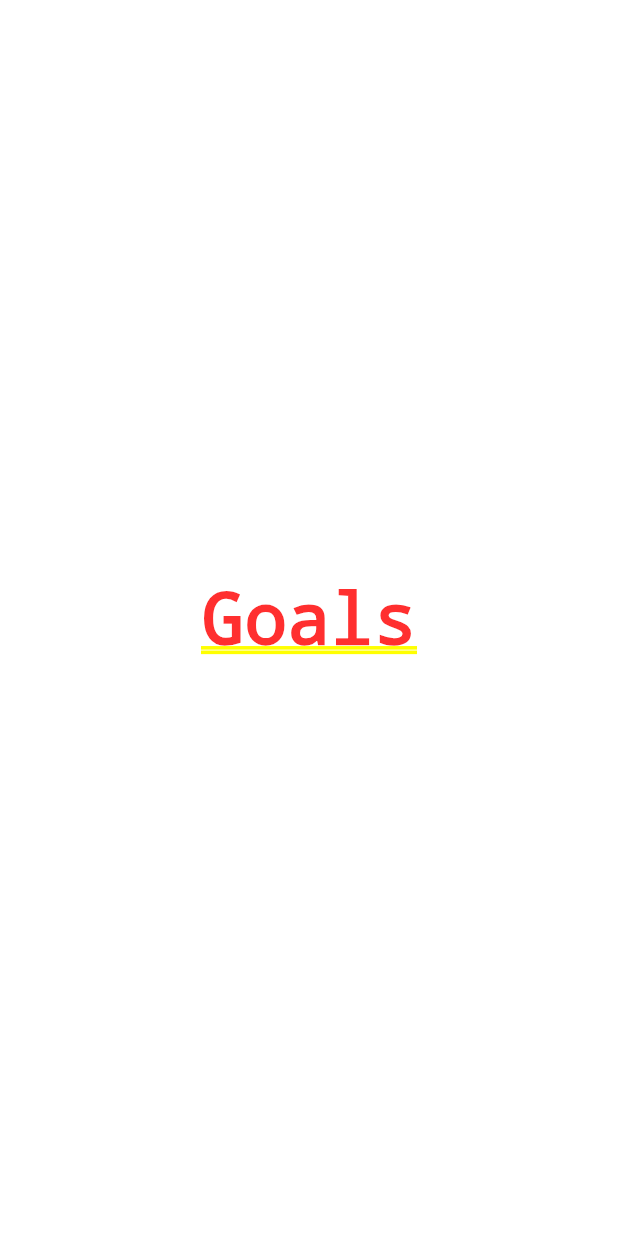
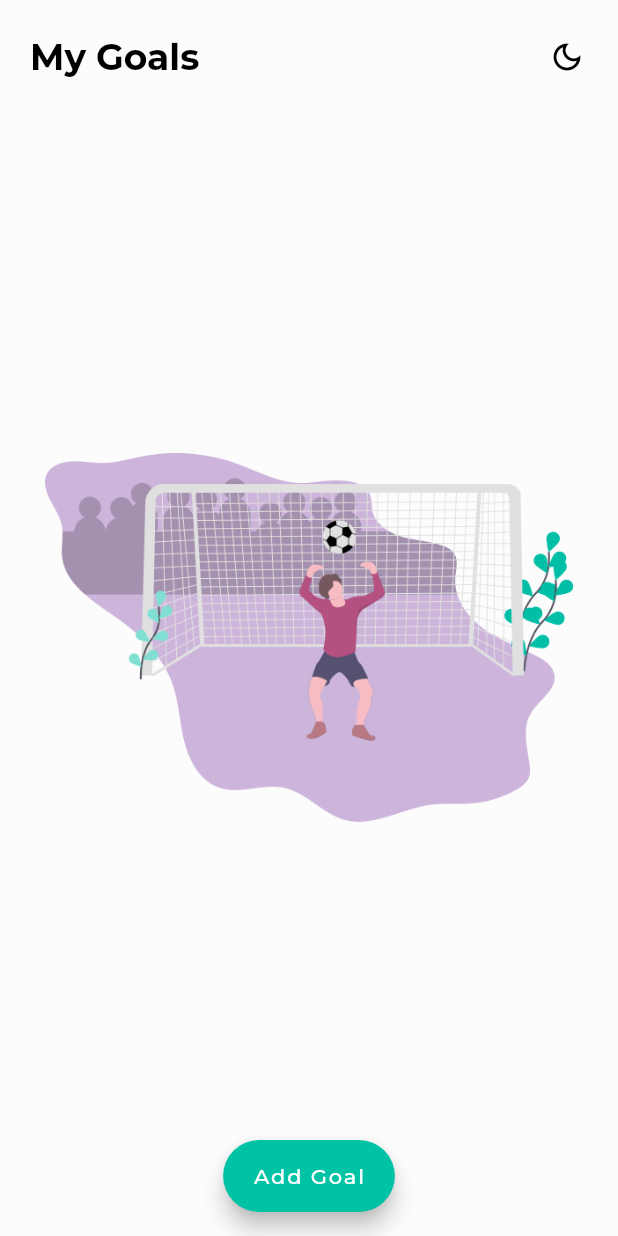
Before and after one commit to Vidhanth/goalie, a Flutter app: the screen it shows after launch, on a phone screen of 412 x 824 dp. Run offline on Flutter 3.47's test engine with Material 2 defaults, Android fonts, the phone set to English and light mode, and no system bars; our stand-ins replace get, get_storage, google_fonts, sqflite; accounts and stored records are empty.

Commit message:
Build basic functionality and screens * Create helpers for the main database * Create Basic UI with some graphics * Create utility classes for app settings and add theme switch * Create files to hold constants

```diff
--- a/lib/main.dart
+++ b/lib/main.dart
@@ -1,10 +1,15 @@
 import 'package:flutter/material.dart';
 import 'package:get/route_manager.dart';
+import 'package:get_storage/get_storage.dart';
+import 'package:goalie/res/decor.dart';
 import 'package:goalie/routes/tasks_screen.dart';
+import 'package:goalie/utils/settings_helper.dart';
 
 import 'routes/goals_screen.dart';
 
-void main() {
+void main() async {
+  await GetStorage.init();
+  await SettingsHelper.instance.initializeSettings();
   runApp(const GoalieApp());
 }
 
@@ -14,11 +19,21 @@ class GoalieApp extends StatelessWidget {
   @override
   Widget build(BuildContext context) {
     return GetMaterialApp(
+      debugShowCheckedModeBanner: false,
+      themeMode:
+          SettingsHelper.instance.isDarkMode ? ThemeMode.dark : ThemeMode.light,
+      darkTheme: darkThemeData,
+      theme: lightThemeData,
       initialRoute: '/',
       routes: {
         '/': (context) => const GoalsScreen(),
         '/tasks': (context) => const TasksScreen(),
       },
+      builder: (context, child) {
+        return SafeArea(
+          child: child!,
+        );
+      },
     );
   }
 }
--- /dev/null
+++ b/lib/res/decor.dart
@@ -0,0 +1,44 @@
+import 'package:flutter/material.dart';
+import 'package:get/get.dart';
+import 'package:google_fonts/google_fonts.dart';
+
+// Global
+//// Colors
+const scaffoldDarkBackground = Color(0xff222222);
+const scaffoldLightBackground = Color(0xfffcfcfc);
+const accentColor = Color(0xff00C3A5);
+const highlightColor = Colors.transparent;
+const splashColor = Colors.white10;
+const focusColor = Colors.white10;
+
+//// Text
+final montserrat = GoogleFonts.montserratTextTheme(
+  Get.textTheme,
+);
+
+//// ThemeData
+final lightThemeData = ThemeData(
+  scaffoldBackgroundColor: scaffoldLightBackground,
+  textTheme: montserrat,
+  splashColor: splashColor,
+  highlightColor: highlightColor,
+  focusColor: focusColor,
+  colorScheme: const ColorScheme.light(
+    secondary: accentColor,
+  ),
+);
+
+final darkThemeData = ThemeData(
+  scaffoldBackgroundColor: scaffoldDarkBackground,
+  textTheme: montserrat,
+  splashColor: splashColor,
+  highlightColor: highlightColor,
+  focusColor: focusColor,
+  colorScheme: const ColorScheme.dark(
+    secondary: accentColor,
+  ),
+);
+
+// GoalsScreen
+
+// TasksScreen
--- /dev/null
+++ b/lib/res/strings.dart
@@ -0,0 +1,7 @@
+// Global
+
+// GoalsScreen
+const goalsTitle = 'My Goals';
+const addGoalBtnText = 'Add Goal';
+
+// TasksScreen
--- a/lib/routes/goals_screen.dart
+++ b/lib/routes/goals_screen.dart
@@ -1,12 +1,70 @@
 import 'package:flutter/material.dart';
+import 'package:get/get.dart';
+import 'package:goalie/res/strings.dart';
+import 'package:goalie/utils/settings_helper.dart';
 
 class GoalsScreen extends StatelessWidget {
   const GoalsScreen({Key? key}) : super(key: key);
 
   @override
   Widget build(BuildContext context) {
-    return const Center(
-      child: Text('Goals'),
+    return Scaffold(
+      appBar: AppBar(
+        toolbarHeight: kToolbarHeight + 20,
+        titleSpacing: 20.0,
+        elevation: 0,
+        centerTitle: false,
+        actions: [
+          Padding(
+            padding: const EdgeInsets.only(
+              right: 10.0,
+            ),
+            child: IconButton(
+              splashRadius: 24.0,
+              onPressed: () {
+                SettingsHelper.instance.toggleTheme();
+              },
+              icon: Icon(
+                Get.isDarkMode
+                    ? Icons.light_mode_outlined
+                    : Icons.dark_mode_outlined,
+                color: Theme.of(context).colorScheme.onBackground,
+              ),
+            ),
+          ),
+        ],
+        title: Text(
+          goalsTitle,
+          style: TextStyle(
+            color: Theme.of(context).colorScheme.onSurface,
+            fontWeight: FontWeight.bold,
+            fontSize: 24.0,
+          ),
+        ),
+        backgroundColor: Colors.transparent,
+      ),
+      floatingActionButton: FloatingActionButton.extended(
+        onPressed: () {},
+        label: const Text(
+          addGoalBtnText,
+          style: TextStyle(
+            color: Colors.white,
+          ),
+        ),
+      ),
+      floatingActionButtonLocation: FloatingActionButtonLocation.centerFloat,
+      body: Center(
+        child: Padding(
+          padding: const EdgeInsets.fromLTRB(30, 0, 30, 50),
+          child: Opacity(
+            opacity: Get.isDarkMode ? 0.85 : 1,
+            child: Image.asset(
+              'assets/images/no_goals.png',
+              height: Get.height * 0.3,
+            ),
+          ),
+        ),
+      ),
     );
   }
 }
--- /dev/null
+++ b/lib/utils/settings_helper.dart
@@ -0,0 +1,20 @@
+import 'package:flutter/material.dart';
+import 'package:get/get.dart';
+import 'package:get_storage/get_storage.dart';
+
+class SettingsHelper {
+  final GetStorage _appSettings = GetStorage();
+
+  static final SettingsHelper instance = SettingsHelper();
+
+  Future<void> initializeSettings() async {
+    await _appSettings.writeIfNull('darkmode', false);
+  }
+
+  bool get isDarkMode => _appSettings.read('darkmode');
+
+  void toggleTheme() {
+    Get.changeThemeMode(isDarkMode ? ThemeMode.light : ThemeMode.dark);
+    _appSettings.write('darkmode', !isDarkMode);
+  }
+}
--- a/pubspec.yaml
+++ b/pubspec.yaml
@@ -18,6 +18,8 @@ dependencies:
   shared_preferences:
   animate_do:
   flutter_staggered_grid_view:
+  google_fonts:
+  get_storage: ^2.0.3
 
 dev_dependencies:
   flutter_test:
@@ -26,4 +28,6 @@ dev_dependencies:
   flutter_lints: ^1.0.0
 
 flutter:
+  assets:
+    - assets/images/
   uses-material-design: true
```
Also changed, not shown: lib/models/goal.dart (added, +27 -0 lines), lib/models/task.dart (added, +27 -0 lines), lib/routes/tasks_screen.dart (+6 -2 lines), lib/utils/db_helper.dart (added, +124 -0 lines), assets/images/no_goals.png (added), assets/images/no_tasks.png (added).
